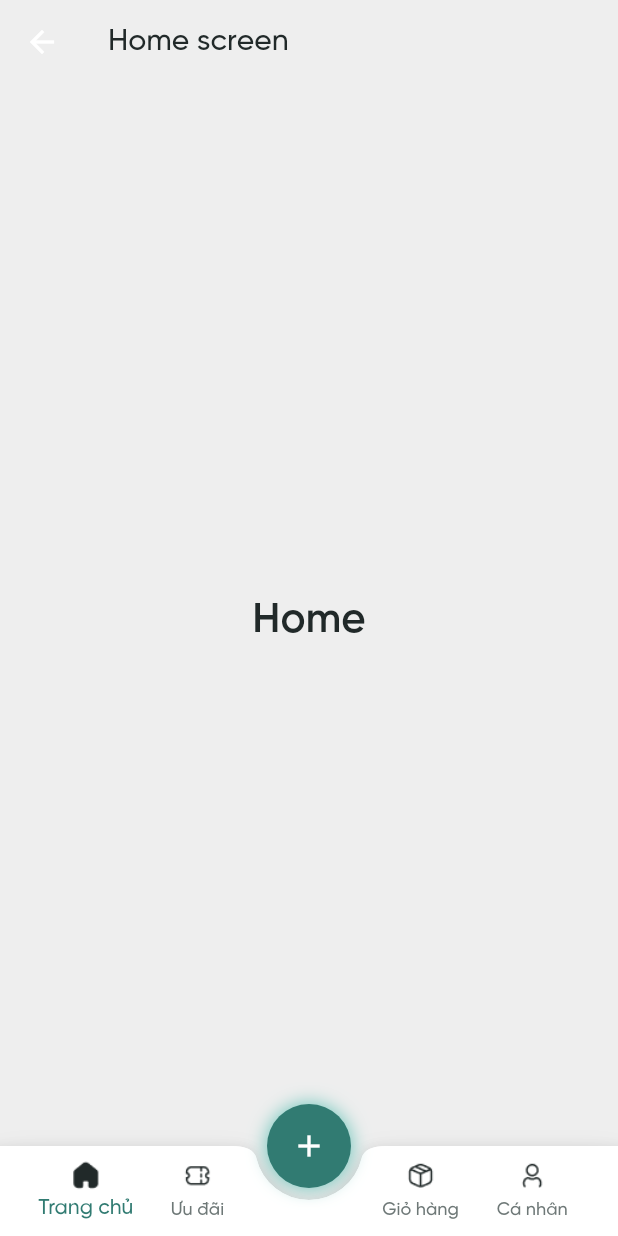
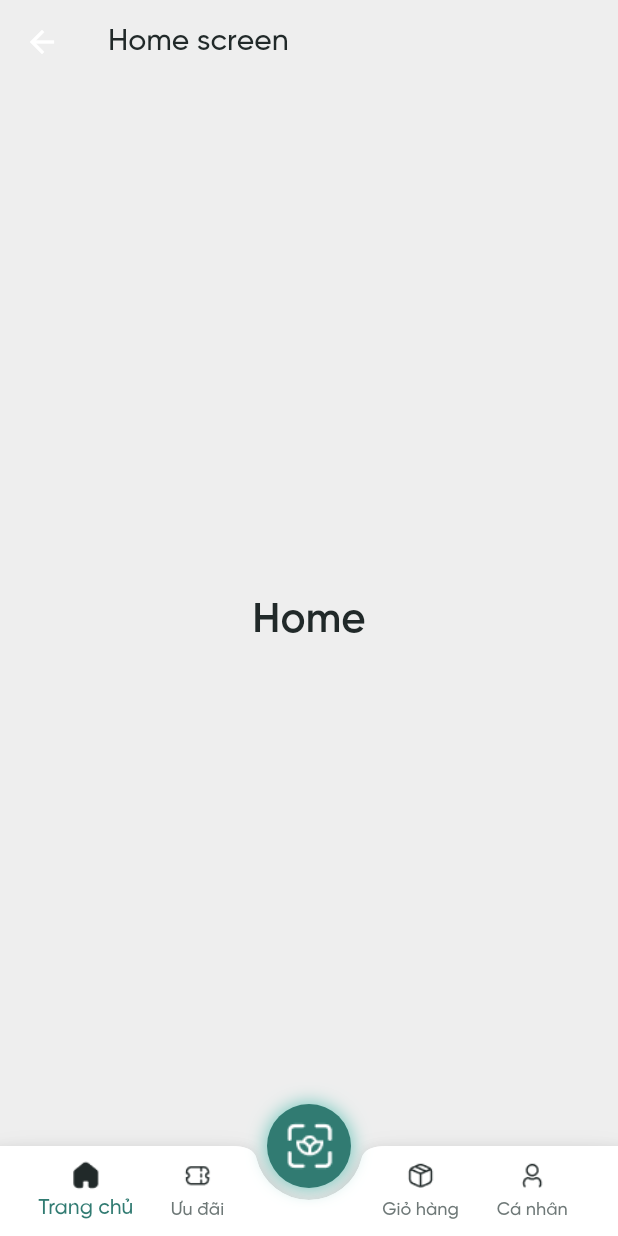
Before and after one commit to Nhatdote/flutter_flora, a Flutter app: the IndexScreen screen opened by its route, on a phone screen of 412 x 824 dp. Run offline on Flutter 3.47's test engine with Material 2 defaults, Android fonts, the phone set to English and light mode, and no system bars; our stand-ins replace flutter_keyboard_visibility, shared_preferences, smooth_page_indicator, webview_flutter; accounts and stored records are empty.

Commit message:
Flora cam

```diff
--- a/lib/constans/asset.dart
+++ b/lib/constans/asset.dart
@@ -22,4 +22,7 @@ class Asset {
       'assets/images/icons/package_solid.png';
   static const String iconUser = 'assets/images/icons/user.png';
   static const String iconUserSolid = 'assets/images/icons/user_solid.png';
+
+  static const String iconFloraCamFour = 'assets/images/logo/camera_four.png';
+  static const String iconFloraCamLogo = 'assets/images/logo/camera_logo.png';
 }
--- a/lib/screens/home/index.dart
+++ b/lib/screens/home/index.dart
@@ -5,6 +5,7 @@ import 'package:flora/screens/home/cart.dart';
 import 'package:flora/screens/home/endow.dart';
 import 'package:flora/screens/home/home.dart';
 import 'package:flora/screens/home/profile.dart';
+import 'package:flora/widgets/flora_cam.dart';
 import 'package:flutter/material.dart';
 
 class IndexScreen extends StatefulWidget {
@@ -104,7 +105,7 @@ class _IndexScreenState extends State<IndexScreen> {
           onPressed: () {
             // Xử lý sự kiện khi nhấn nút FAB
           },
-          child: const Icon(Icons.add),
+          child: const FloraCam(),
         ),
       ),
       floatingActionButtonLocation: FloatingActionButtonLocation.centerDocked,
--- /dev/null
+++ b/lib/widgets/flora_cam.dart
@@ -0,0 +1,28 @@
+import 'package:flora/constans/asset.dart';
+import 'package:flutter/material.dart';
+
+class FloraCam extends StatelessWidget {
+  const FloraCam({super.key});
+
+  @override
+  Widget build(BuildContext context) {
+    return SizedBox(
+      width: 50,
+      height: 50,
+      child: Stack(
+        alignment: Alignment.center,
+        children: [
+          Positioned.fill(
+            left: 2,
+            child: Image.asset(Asset.iconFloraCamFour),
+          ),
+          Positioned.fill(
+            bottom: 4,
+            left: 1,
+            child: Image.asset(Asset.iconFloraCamLogo),
+          ),
+        ],
+      ),
+    );
+  }
+}
```
Also changed, not shown: assets/images/logo/camera_four.png (added), assets/images/logo/camera_logo.png (added).
